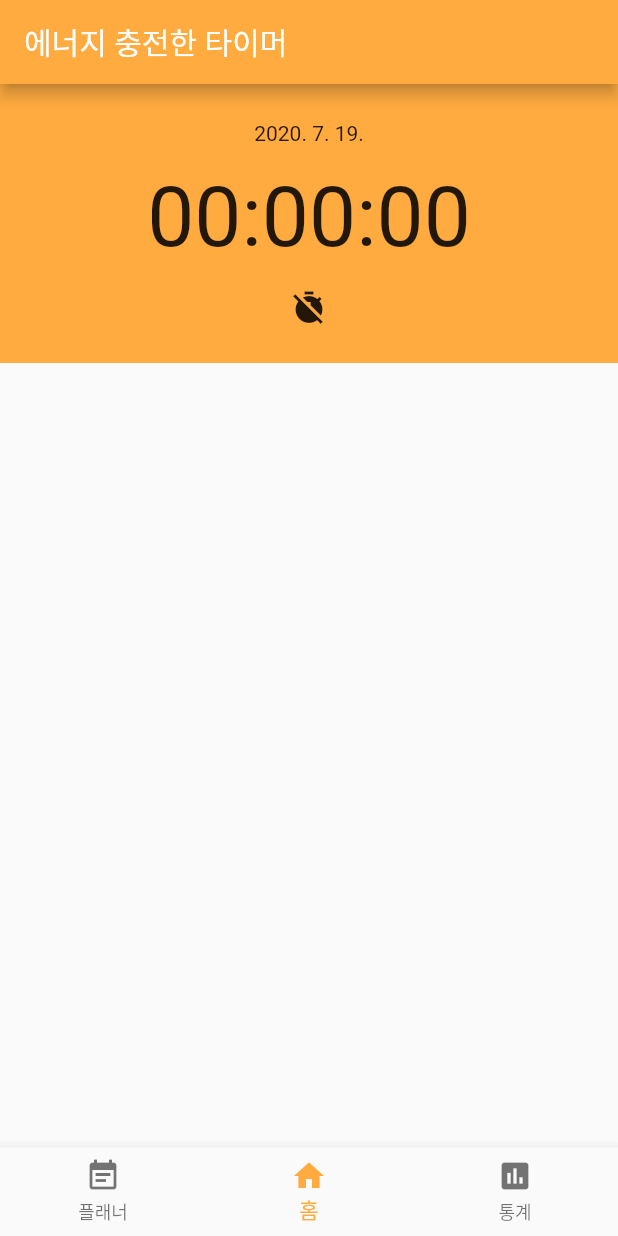
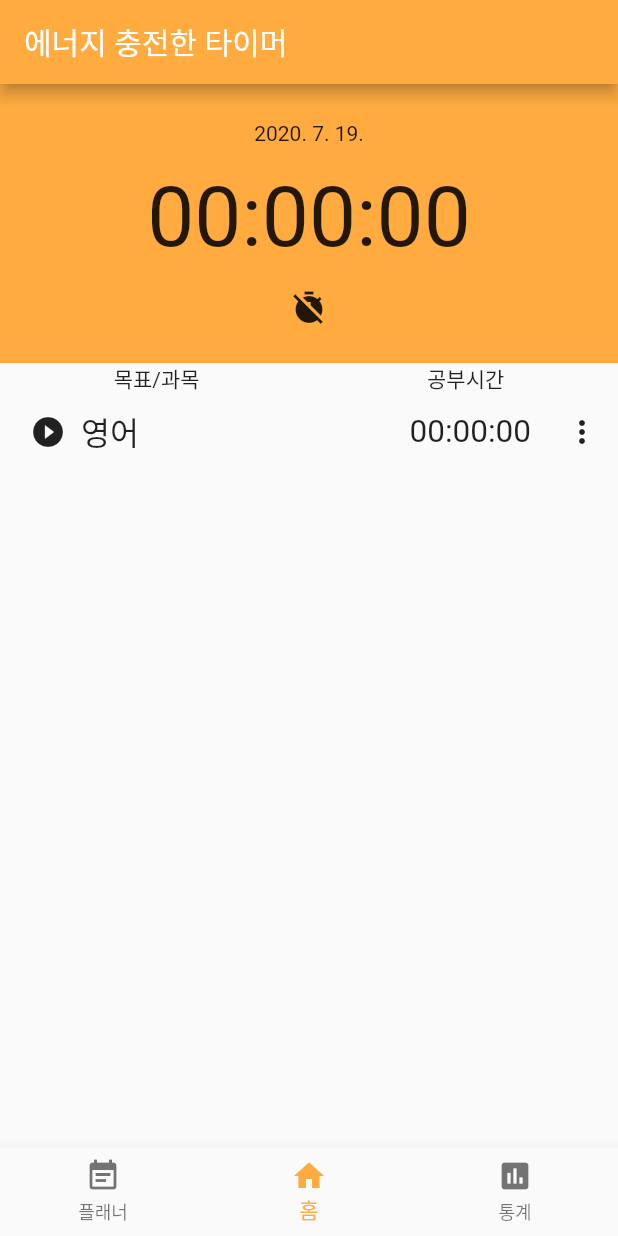
Before and after one commit to gaejotbab/ect, a Flutter app: the screen it shows after launch, on a phone screen of 412 x 824 dp. Run offline on Flutter 3.47's test engine with Material 2 defaults, Android fonts, the phone set to English and light mode, and no system bars; statements that could not run were skipped.

Commit message:
홈 화면 밑 목록 등 모양 임시로 구성

```diff
--- a/lib/main.dart
+++ b/lib/main.dart
@@ -79,6 +79,8 @@ class HomeScreenWidget extends StatefulWidget {
   _HomeScreenWidgetState createState() => _HomeScreenWidgetState();
 }
 
+enum TestEnum { a, b }
+
 class _HomeScreenWidgetState extends State<HomeScreenWidget> {
   @override
   Widget build(BuildContext context) {
@@ -100,7 +102,62 @@ class _HomeScreenWidgetState extends State<HomeScreenWidget> {
             mainAxisAlignment: MainAxisAlignment.center,
           ),
         ),
-        SizedBox(height: 15),
+        Row(
+          children: <Widget>[
+            Text("목표/과목"),
+            Text("공부시간"),
+          ],
+          mainAxisAlignment: MainAxisAlignment.spaceAround,
+        ),
+        Expanded(
+          child: ListView(
+            children: <Widget>[
+              Builder(
+                builder: (context) =>
+                  DefaultTextStyle(
+                    style: DefaultTextStyle.of(context)
+                        .style.apply(fontSizeFactor: 1.5),
+                    child: Container(
+                      height: 50,
+                      child: Row(
+                        children: <Widget>[
+                          SizedBox(width: 20),
+                          Expanded(
+                            child: Row(
+                              children: <Widget>[
+                                Icon(Icons.play_circle_filled),
+                                SizedBox(width: 10),
+                                Text("영어"),
+                              ],
+                            ),
+                          ),
+                          SizedBox(width: 20),
+                          Row(
+                            children: <Widget>[
+                              Text("00:00:00"),
+                            ],
+                          ),
+                          SizedBox(width: 10),
+                          PopupMenuButton<TestEnum>(
+                            itemBuilder: (context) => [
+                              PopupMenuItem<TestEnum>(
+                                value: TestEnum.a,
+                                child: Text("a랜다"),
+                              ),
+                              PopupMenuItem<TestEnum>(
+                                value: TestEnum.b,
+                                child: Text("b라더라"),
+                              ),
+                            ],
+                          ),
+                        ],
+                      ),
+                    ),
+                  )
+              ),
+            ],
+          ),
+        ),
       ],
     );
   }
```
